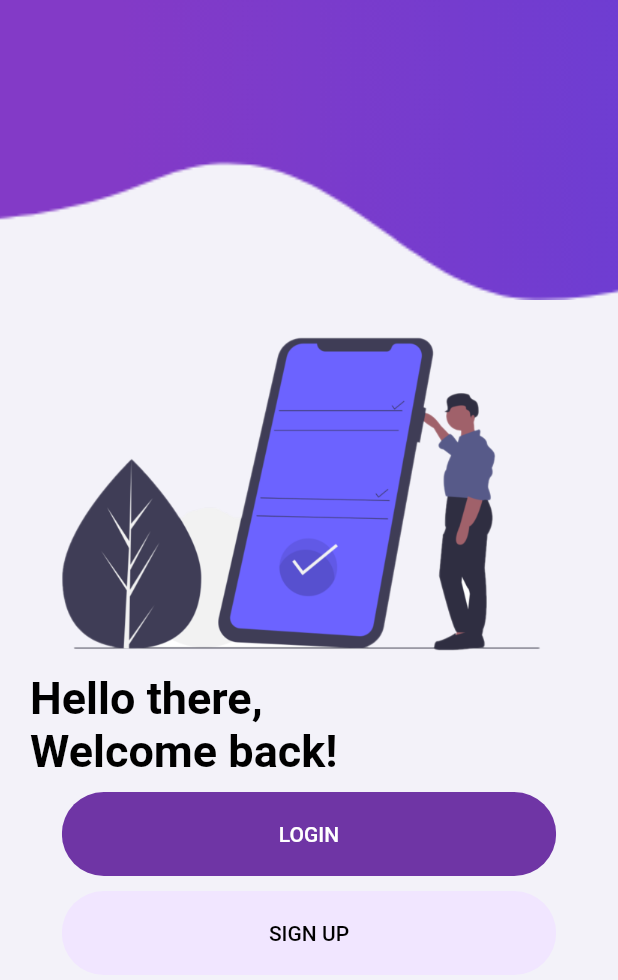
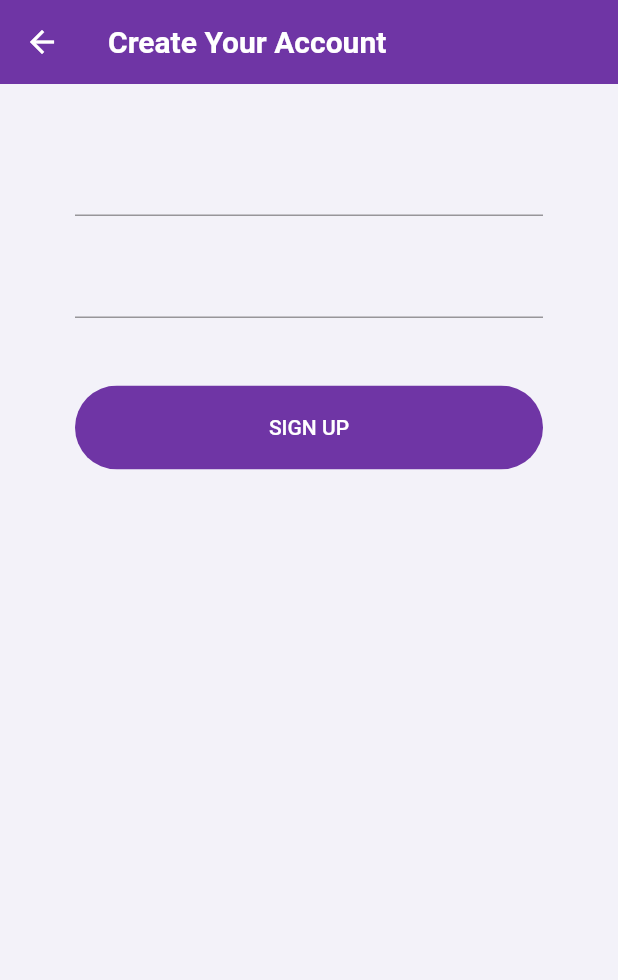
Before and after one commit to chwoozy/dayly, a Flutter app: the screen it shows after launch, after a tap on "SIGN UP", on a phone screen of 412 x 824 dp. Shown: the top 980 px of the screen. Run offline on Flutter 3.47's test engine with Material 2 defaults, Android fonts, the phone set to English and light mode, and no system bars; our stand-ins replace firebase_auth; accounts and stored records are empty.

Commit message:
added landing ui, fixed login and signup page

```diff
--- /dev/null
+++ b/lib/components/rounded-button.dart
@@ -0,0 +1,33 @@
+import 'package:flutter/material.dart';
+
+class RoundedButton extends StatelessWidget {
+  final String text;
+  final Function press;
+  final Color color, textColor;
+
+  const RoundedButton({
+    Key key,
+    this.text,
+    this.press,
+    this.color,
+    this.textColor = Colors.white,
+  }) : super(key: key);
+
+  @override
+  Widget build(BuildContext context) {
+    Size size = MediaQuery.of(context).size;
+    return Container(
+      margin: EdgeInsets.symmetric(vertical: 5.0),
+      width: size.width * 0.8,
+      child: ClipRRect(
+        borderRadius: BorderRadius.circular(29),
+        child: FlatButton(
+          padding: EdgeInsets.symmetric(vertical: 20, horizontal: 40),
+          color: color,
+          onPressed: press,
+          child: Text(text, style: TextStyle(color: textColor)),
+        ),
+      ),
+    );
+  }
+}
--- a/lib/main.dart
+++ b/lib/main.dart
@@ -1,6 +1,6 @@
 import 'package:dayly/pages/authenticate/landing.dart';
-import 'package:dayly/pages/authenticate/register.dart';
-import 'package:dayly/pages/authenticate/signin.dart';
+import 'package:dayly/pages/authenticate/signup.dart';
+import 'package:dayly/pages/authenticate/login.dart';
 import 'package:dayly/pages/models/user.dart';
 import 'package:dayly/pages/wrapper.dart';
 import 'package:dayly/services/auth.dart';
@@ -8,15 +8,7 @@ import 'package:flutter/material.dart';
 import 'package:provider/provider.dart';
 
 void main() {
-  runApp(MaterialApp(
-    initialRoute: '/landing',
-    routes: {
-      '/': (context) => Dayly(),
-      '/landing': (context) => Landing(),
-      '/signin': (context) => SignIn(),
-      '/register': (context) => Register(),
-    }
-  ));
+  runApp(Dayly());
 }
 
 class Dayly extends StatelessWidget {
@@ -26,7 +18,13 @@ class Dayly extends StatelessWidget {
     return StreamProvider<User>.value(
       value: AuthService().user,
           child: MaterialApp(
-        home: Wrapper(),
+            initialRoute: '/wrapper',
+            routes: {
+              '/landing': (context) => Landing(),
+              '/login': (context) => Login(),
+              '/signup': (context) => SignUp(),
+              '/wrapper': (context) => Wrapper(),
+            }
       ),
     );
   }
--- a/lib/pages/authenticate/landing.dart
+++ b/lib/pages/authenticate/landing.dart
@@ -1,5 +1,6 @@
 import 'package:flutter/material.dart';
 import 'package:dayly/components/constants.dart';
+import 'package:dayly/components/rounded-button.dart';
 
 class Landing extends StatefulWidget {
   @override
@@ -37,7 +38,7 @@ class _LandingState extends State<Landing> {
                 ],
               )
             ),
-            SizedBox(height: 20.0),
+            SizedBox(height: 10.0),
             Center(
               child: Image.asset(
                 'assets/images/landing-main.png',
@@ -53,7 +54,7 @@ class _LandingState extends State<Landing> {
                   crossAxisAlignment: CrossAxisAlignment.start,
                   children: <Widget>[
                     Text(
-                      'Hello there, \nWelcome back!',
+                      'Hey there, \nWelcome to Dayly!',
                       style: TextStyle(
                         fontSize: 30,
                         color: Colors.black,
@@ -64,17 +65,21 @@ class _LandingState extends State<Landing> {
                 )
               ),
             ),
-            SizedBox(height: 5.0),
+            SizedBox(height: 15.0),
             RoundedButton(
               text: "LOGIN",
               color: primaryPurple,
-              press: () {},
+              press: () {
+                Navigator.pushNamed(context, '/login');
+              },
             ),
             RoundedButton(
               text: "SIGN UP",
               color: primaryLightColor,
-              textColor: Colors.black,
-              press: () {},
+              textColor: primaryPurple,
+              press: () {
+                Navigator.pushNamed(context, '/signup');
+              },
             )
           ],
         )
@@ -82,35 +87,3 @@ class _LandingState extends State<Landing> {
     );
   }
 }
-
-class RoundedButton extends StatelessWidget {
-  final String text;
-  final Function press;
-  final Color color, textColor;
-
-  const RoundedButton({
-    Key key,
-    this.text,
-    this.press,
-    this.color,
-    this.textColor = Colors.white,
-  }) : super(key: key);
-
-  @override
-  Widget build(BuildContext context) {
-    Size size = MediaQuery.of(context).size;
-    return Container(
-      margin: EdgeInsets.symmetric(vertical: 5.0),
-      width: size.width * 0.8,
-      child: ClipRRect(
-        borderRadius: BorderRadius.circular(29),
-        child: FlatButton(
-          padding: EdgeInsets.symmetric(vertical: 20, horizontal: 40),
-          color: color,
-          onPressed: press,
-          child: Text(text, style: TextStyle(color: textColor)),
-        ),
-      ),
-    );
-  }
-}
--- /dev/null
+++ b/lib/pages/authenticate/signup.dart
@@ -0,0 +1,87 @@
+import 'package:dayly/components/constants.dart';
+import 'package:dayly/components/rounded-button.dart';
+import 'package:flutter/material.dart';
+import 'package:dayly/services/auth.dart';
+
+class SignUp extends StatefulWidget {
+
+  @override
+  _SignUpState createState() => _SignUpState();
+}
+
+class _SignUpState extends State<SignUp> {
+
+  final AuthService _authService = AuthService();
+  final _formKey = GlobalKey<FormState>();
+
+  //Sign in details state
+  String email = '';
+  String password = '';
+  String error = '';
+
+  @override
+  Widget build(BuildContext context) {
+    return Scaffold(
+      backgroundColor: primaryBackgroundColor,
+      appBar: AppBar(
+        backgroundColor: primaryPurple,
+        elevation: 0.0,
+        title: Text(
+          'Create Your Account',
+          style: TextStyle(
+            fontWeight: FontWeight.bold,
+          ),
+        ),
+      ),
+      body: Container(
+        padding:  EdgeInsets.symmetric(horizontal: 50.0, vertical: 20.0),
+        child: Form(
+          key: _formKey,
+          child: Column(
+            children: <Widget>[
+              SizedBox(height: 20.0,),
+              TextFormField(
+                validator: (value) => value.isEmpty ?  'Enter a valid email address' : null,
+                onChanged: (value) {
+                  setState(() {
+                    email = value;
+                  });
+                },
+              ),
+              SizedBox(height: 20.0,),
+              TextFormField(
+                validator: (value) => value.length < 6 ?  'Enter a password of 7 characters or more' : null,
+                obscureText: true,
+                onChanged: (value) {
+                  setState(() {
+                    password = value;
+                  });
+                },
+              ),
+              SizedBox(height: 40.0,),
+              RoundedButton(
+                color: primaryPurple,
+                text: 'SIGN UP',
+                press: () async {
+                  if(_formKey.currentState.validate()) {
+                    dynamic result = await _authService.signUpWithEmailAndPassword(email, password);
+                    if (result == null) {
+                      setState(() => error = 'Please use a valid email address');
+                    } else {
+                      Navigator.pop(context);
+                    }
+                  }
+                },
+              ),
+              SizedBox(height: 12.0,),
+              Text(
+                error,
+                style: TextStyle(color: Colors.red, fontSize: 14.0),
+              ),
+          ],
+          )
+        ),
+      ),
+    );
+  }
+}
```
Also changed, not shown: lib/pages/authenticate/authenticate.dart (deleted, +0 -16 lines), lib/pages/authenticate/login.dart (renamed from lib/pages/authenticate/register.dart, +25 -21 lines), lib/pages/authenticate/signin.dart (deleted, +0 -89 lines), lib/pages/home/home.dart (+5 -5 lines), lib/services/auth.dart (+13 -3 lines).
